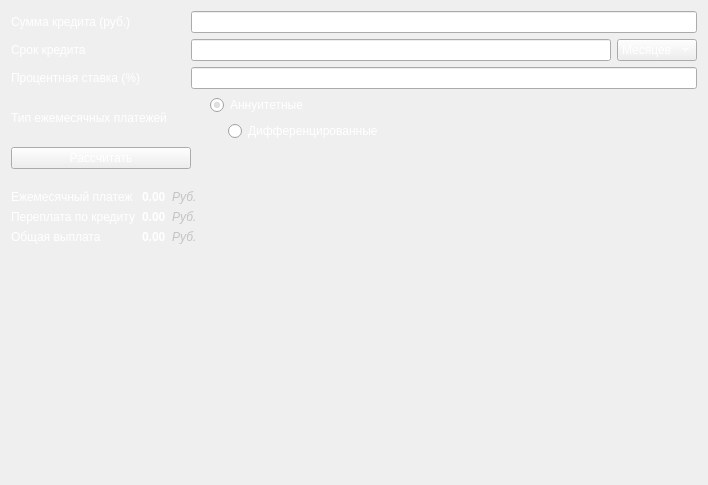
First picture: the form in ui/CreditView.ui, repository BulatRuslanovich/SmartCalc, before the edit.
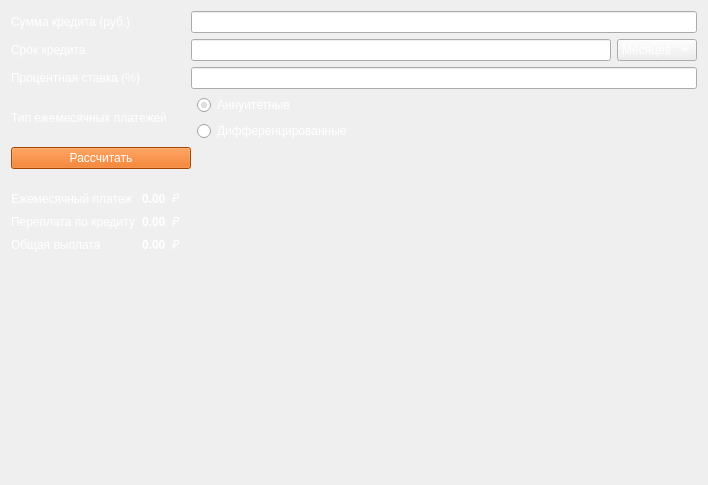
Second picture: the form after the edit. Icons and pictures are not drawn.

```diff
--- a/ui/CreditView.ui
+++ b/ui/CreditView.ui
@@ -98,32 +98,6 @@
        </property>
        <item>
         <layout class="QHBoxLayout" name="horizontalLayout_7">
-         <item>
-          <widget class="QLabel" name="label_13">
-           <property name="maximumSize">
-            <size>
-             <width>25</width>
-             <height>25</height>
-            </size>
-           </property>
-           <property name="toolTip">
-            <string notr="true">Аннуитетный платеж – вариант
-             ежемесячного платежа по кредиту, когда
-             размер ежемесячного платежа остаётся
-             постоянным на всём периоде
-             кредитования.</string>
-           </property>
-           <property name="text">
-            <string/>
-           </property>
-           <property name="pixmap">
-            <pixmap>:/images/info.png</pixmap>
-           </property>
-           <property name="scaledContents">
-            <bool>true</bool>
-           </property>
-          </widget>
-         </item>
          <item>
           <widget class="QRadioButton" name="annuityRadio">
            <property name="sizePolicy">
@@ -144,33 +118,6 @@
        </item>
        <item>
         <layout class="QHBoxLayout" name="horizontalLayout_8">
-         <item>
-          <widget class="QLabel" name="label_22">
-           <property name="maximumSize">
-            <size>
-             <width>25</width>
-             <height>25</height>
-            </size>
-           </property>
-           <property name="toolTip">
-            <string notr="true">Дифференцированный платеж – вариант
-             ежемесячного платежа по кредиту, когда
-             размер ежемесячного платежа по
-             погашению кредита постепенно
-             уменьшается к концу периода
-             кредитования.</string>
-           </property>
-           <property name="text">
-            <string/>
-           </property>
-           <property name="pixmap">
-            <pixmap>:/images/info.png</pixmap>
-           </property>
-           <property name="scaledContents">
-            <bool>true</bool>
-           </property>
-          </widget>
-         </item>
          <item>
           <widget class="QRadioButton" name="differentiatedRadio">
            <property name="text">
@@ -195,8 +142,10 @@
         </size>
        </property>
        <property name="styleSheet">
-        <string notr="true">
-</string>
+        <string notr="true">QPushButton {
+	background-color: rgb(230,97,0);
+	color: rgb(255, 255, 255);
+}</string>
        </property>
        <property name="text">
         <string>Рассчитать</string>
@@ -258,7 +207,7 @@
           </font>
          </property>
          <property name="text">
-          <string>&lt;html&gt;&lt;head/&gt;&lt;body&gt;&lt;p&gt;&lt;span style=&quot; color:#c3c3c3;&quot;&gt;Руб.&lt;/span&gt;&lt;/p&gt;&lt;/body&gt;&lt;/html&gt;</string>
+          <string>&lt;html&gt;&lt;head/&gt;&lt;body&gt;&lt;p&gt;₽&lt;/p&gt;&lt;/body&gt;&lt;/html&gt;</string>
          </property>
         </widget>
        </item>
@@ -299,7 +248,7 @@
           </font>
          </property>
          <property name="text">
-          <string>&lt;html&gt;&lt;head/&gt;&lt;body&gt;&lt;p&gt;&lt;span style=&quot; color:#c3c3c3;&quot;&gt;Руб.&lt;/span&gt;&lt;/p&gt;&lt;/body&gt;&lt;/html&gt;</string>
+          <string>&lt;html&gt;&lt;head/&gt;&lt;body&gt;&lt;p&gt;₽&lt;/p&gt;&lt;/body&gt;&lt;/html&gt;</string>
          </property>
         </widget>
        </item>
@@ -340,7 +289,7 @@
           </font>
          </property>
          <property name="text">
-          <string>&lt;html&gt;&lt;head/&gt;&lt;body&gt;&lt;p&gt;&lt;span style=&quot; color:#c3c3c3;&quot;&gt;Руб.&lt;/span&gt;&lt;/p&gt;&lt;/body&gt;&lt;/html&gt;</string>
+          <string>&lt;html&gt;&lt;head/&gt;&lt;body&gt;&lt;p&gt;₽&lt;/p&gt;&lt;/body&gt;&lt;/html&gt;</string>
          </property>
         </widget>
        </item>
```
